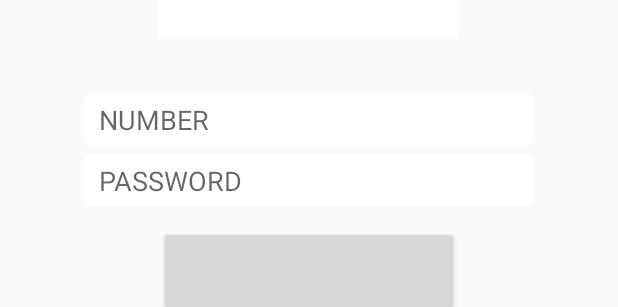
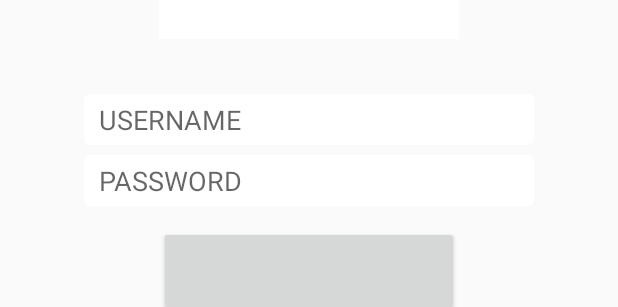
Before and after one commit to ApploverSoftware/hack4future-silamiasta-android, an Android app: the layout fragment_login.xml on its own in the app's theme, with its tools: preview values and no code run, on a phone screen of 412 x 824 dp. Shown: the part 271-578 px from the top of the screen. Run offline under Robolectric (Android 15) with nearby library versions, the phone set to English and light mode, and no system bars; plain views replace CircularProgressButton.

Commit message:
Addded loggining

```diff
--- a/app/src/main/java/pl/applover/androidarchitecture/views_presenters/start/start_fragment/login_fragment/LoginFragmentContract.kt
+++ b/app/src/main/java/pl/applover/androidarchitecture/views_presenters/start/start_fragment/login_fragment/LoginFragmentContract.kt
@@ -13,6 +13,6 @@ interface LoginFragmentContract {
     }
 
     interface Presenter : IPresenter<View> {
-        fun logIn(number: String, pin: String)
+        fun logIn(username: String, password: String)
     }
 }
--- a/app/src/main/res/layout/fragment_login.xml
+++ b/app/src/main/res/layout/fragment_login.xml
@@ -19,8 +19,8 @@
         android:layout_gravity="center"
         android:layout_margin="3dp"
         android:background="@drawable/edit_text_start_shape"
-        android:hint="NUMBER"
-        android:inputType="number" />
+        android:hint="USERNAME"
+         />
 
     <EditText
         android:id="@+id/editTextPassword"
```
Also changed, not shown: app/src/main/java/pl/applover/androidarchitecture/views_presenters/start/start_fragment/login_fragment/LoginFragmentPresenter.kt (+8 -2 lines).
